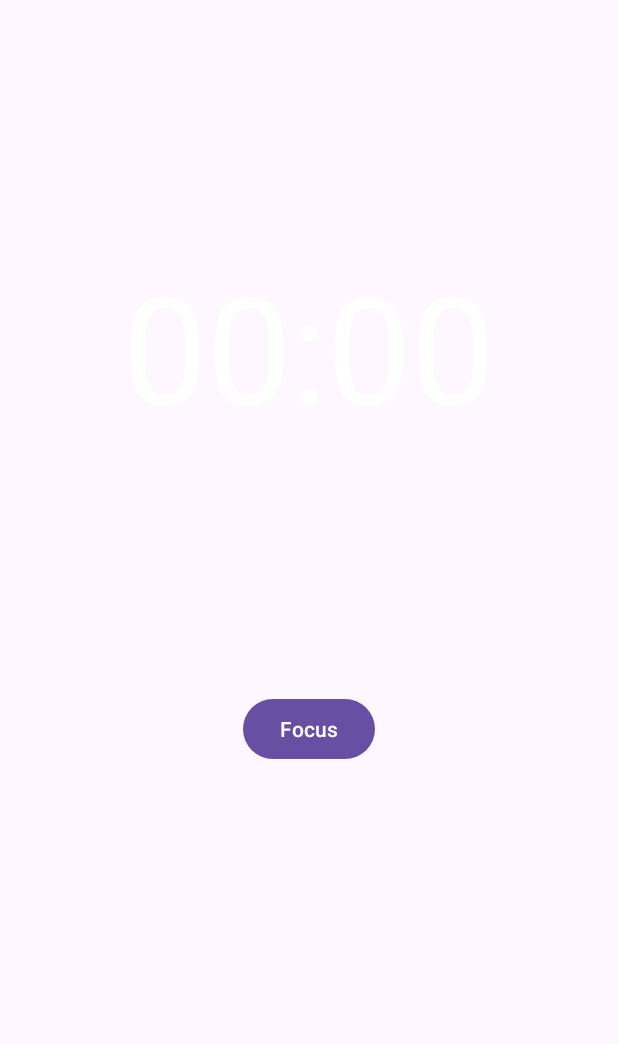
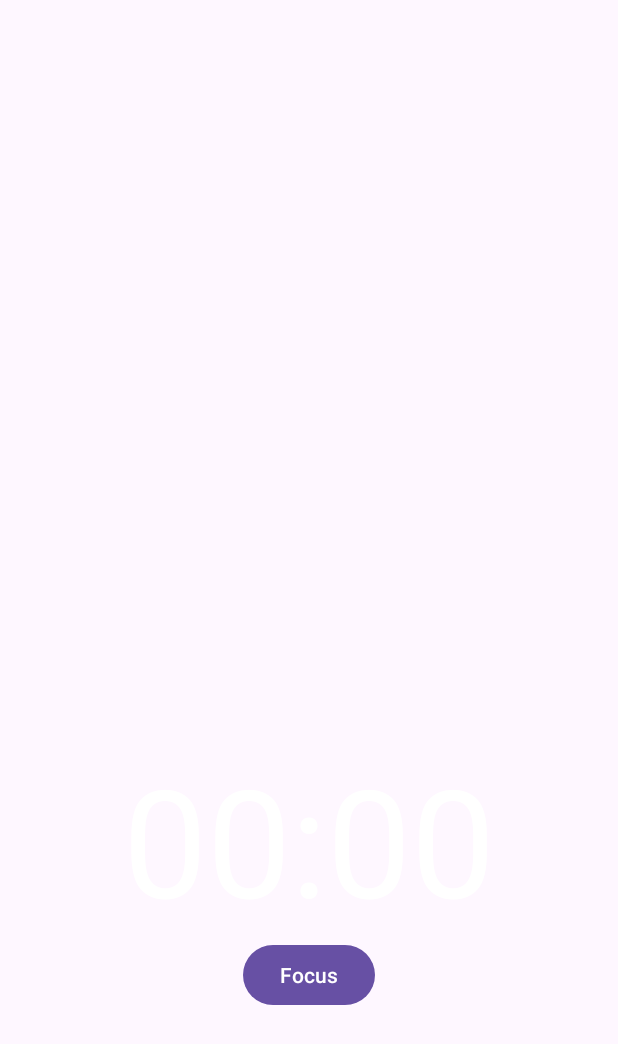
Before and after one commit to BryanJ0904/cozy-focus, an Android app: the layout fragment_first.xml on its own in the app's theme, with its tools: preview values and no code run, on a phone screen of 412 x 824 dp. Shown: the top 1044 px of the screen. Run offline under Robolectric (Android 15) with nearby library versions, the light colour scheme and no system bars.

Commit message:
Fix fragment layout to prevent content stacking at the bottom

```diff
--- a/app/src/main/res/layout/activity_main.xml
+++ b/app/src/main/res/layout/activity_main.xml
@@ -19,6 +19,7 @@
         app:layout_constraintTop_toTopOf="parent" />
 
     <com.google.android.material.appbar.AppBarLayout
+        android:id="@+id/appBar"
         android:layout_width="match_parent"
         android:layout_height="wrap_content"
         app:layout_constraintTop_toTopOf="parent">
@@ -54,6 +55,7 @@
         android:id="@+id/flFragment"
         android:layout_width="match_parent"
         android:layout_height="0dp"
+        app:layout_constraintTop_toBottomOf="@id/appBar"
         app:layout_constraintBottom_toTopOf="@+id/bottomNavigationView"
         app:layout_constraintEnd_toEndOf="parent"
         app:layout_constraintStart_toStartOf="parent" />
--- a/app/src/main/res/layout/fragment_first.xml
+++ b/app/src/main/res/layout/fragment_first.xml
@@ -7,27 +7,31 @@
     android:layout_height="match_parent"
     tools:context=".MainActivity">
 
+    <LinearLayout
+        android:id="@+id/group_layout"
+        android:layout_width="match_parent"
+        android:layout_height="wrap_content"
+        android:orientation="vertical"
+        app:layout_constraintBottom_toBottomOf="parent"
+        app:layout_constraintEnd_toEndOf="parent"
+        app:layout_constraintStart_toStartOf="parent"
+        android:layout_marginBottom="150dp">
+
         <TextView
             android:id="@+id/timer_text"
             android:layout_width="wrap_content"
             android:layout_height="wrap_content"
             android:text="00:00"
-        android:textSize="100dp"
+            android:textSize="100sp"
             android:textColor="@android:color/white"
-        app:layout_constraintTop_toTopOf="parent"
-        app:layout_constraintBottom_toTopOf="@+id/button"
-        app:layout_constraintEnd_toEndOf="parent"
-        app:layout_constraintStart_toStartOf="parent"/>
+            android:layout_gravity="center" />
 
         <Button
             android:id="@+id/button"
             android:layout_width="wrap_content"
             android:layout_height="wrap_content"
             android:text="Focus"
-        app:layout_constraintTop_toBottomOf="@+id/timer_text"
-        app:layout_constraintBottom_toBottomOf="parent"
-        app:layout_constraintEnd_toEndOf="parent"
-        app:layout_constraintStart_toStartOf="parent"
-        android:layout_marginBottom="150dp" />
+            android:layout_gravity="center" />
+    </LinearLayout>
 
 </androidx.constraintlayout.widget.ConstraintLayout>
```
Lines whose indentation alone changed are shown as unchanged.
